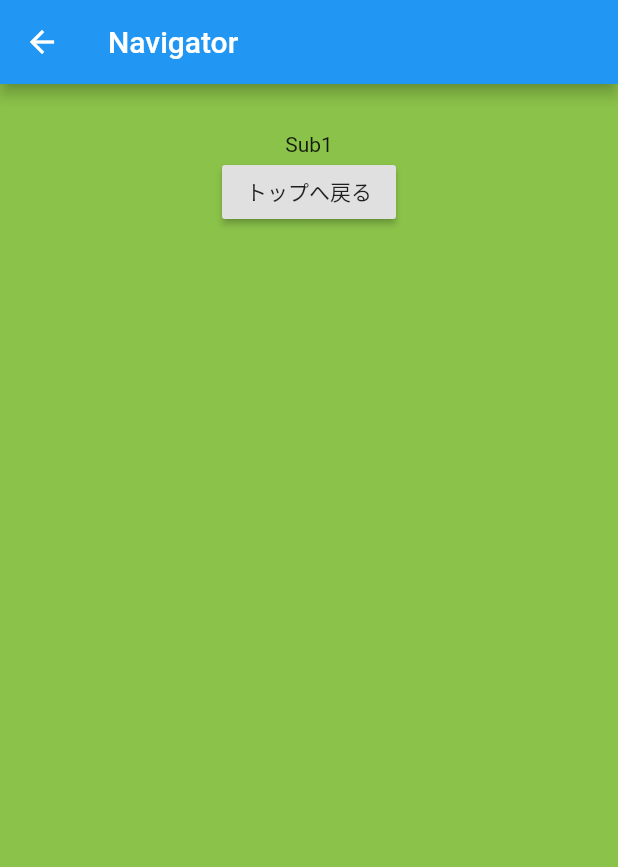
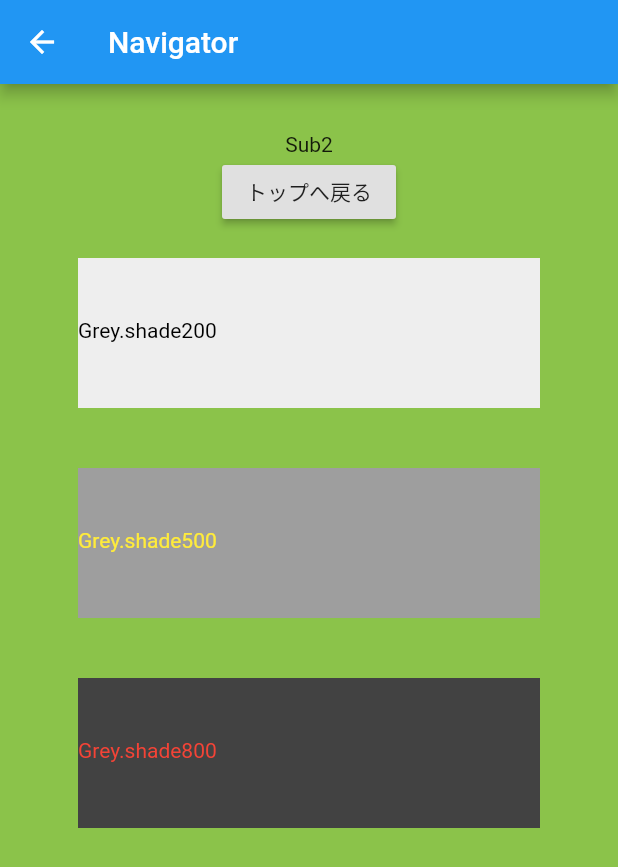
Before and after one commit to jungle379/flutter_app, a Flutter app: the SubPage1 screen opened directly, on a phone screen of 412 x 824 dp. Shown: the top 867 px of the screen. Run offline on Flutter 3.47's test engine with Material 2 defaults, Android fonts, the phone set to English and light mode, and no system bars.

Commit message:
Update main.dart

```diff
--- a/lib/main.dart
+++ b/lib/main.dart
@@ -28,17 +28,17 @@ class MainPage extends StatelessWidget {
               RaisedButton(onPressed: () => Navigator.of(context).push(MaterialPageRoute(builder: (context) {
                 return SubPage();
               })), child: new Text('Subページへ'),),
-              Text('Main1',style: TextStyle(fontWeight: FontWeight.bold,color: Colors.purple,fontSize:20)),
+              Text('Main2',style: TextStyle(fontWeight: FontWeight.bold,color: Colors.purple,fontSize:20)),
               RaisedButton(onPressed: () => Navigator.of(context).push(MaterialPageRoute(builder: (context) {
                 return SubPage1();
-              })), child: new Text('Subページ_1へ'),),
+              })), child: new Text('Subページ_2へ'),),
               Container(
                 margin: EdgeInsets.all(24),
                 child:Text('Test', style: TextStyle(fontWeight: FontWeight.bold,fontSize:32,color: Colors.red)),
               ),
               Container(
                 margin: EdgeInsets.all(24),
-                child: Text('Test1',style: TextStyle(fontSize: 32,color: Colors.lightBlue)),
+                child: Text('Test2',style: TextStyle(fontSize: 32,color: Colors.lightBlue)),
               ),
           Column(
             mainAxisAlignment: MainAxisAlignment.start,
@@ -57,7 +57,7 @@ class MainPage extends StatelessWidget {
                 color: Colors.cyan,
                 margin: EdgeInsets.fromLTRB(20,20,20,20),
                 padding: EdgeInsets.fromLTRB(0, 40, 0, 40),
-                child: Text('Container 2',style: TextStyle(color: Colors.green),),
+                child: Text('Container 2',style: TextStyle(color: Colors.yellow),),
               ),
               Container(
                 height: 100,
@@ -65,10 +65,8 @@ class MainPage extends StatelessWidget {
                 color: Colors.green,
                 margin: EdgeInsets.fromLTRB(20,20,20,20),
                 padding: EdgeInsets.fromLTRB(0, 40, 0, 40),
-                child: Text('Container 3',style: TextStyle(color: Colors.pinkAccent),),
+                child: Text('Container 3',style: TextStyle(color: Colors.red),),
               ),
-              Container(
-        ),
         ],
       ),
             ],
@@ -114,8 +112,36 @@ class SubPage1 extends StatelessWidget {
         child: new Center(
           child: new Column(
               children: <Widget> [
-                Text('Sub1'),
+                Text('Sub2'),
                 RaisedButton(onPressed: () => Navigator.of(context).pop(), child: new Text('トップへ戻る')),
+                Column(mainAxisAlignment: MainAxisAlignment.start,
+                  children: <Widget>[
+                    Container(
+                      height: 100,
+                      width: 1000,
+                      color: Colors.grey.shade200,
+                      margin: EdgeInsets.fromLTRB(20,20,20,20),
+                      padding: EdgeInsets.fromLTRB(0, 40, 0, 40),
+                      child: Text('Grey.shade200',style: TextStyle(color: Colors.black),),
+                    ),
+                    Container(
+                      height: 100,
+                      width: 1000,
+                      color: Colors.grey.shade500,
+                      margin: EdgeInsets.fromLTRB(20,20,20,20),
+                      padding: EdgeInsets.fromLTRB(0, 40, 0, 40),
+                      child: Text('Grey.shade500',style: TextStyle(color: Colors.yellow),),
+                    ),
+                    Container(
+                      height: 100,
+                      width: 1000,
+                      color: Colors.grey.shade800,
+                      margin: EdgeInsets.fromLTRB(20,20,20,20),
+                      padding: EdgeInsets.fromLTRB(0, 40, 0, 40),
+                      child: Text('Grey.shade800',style: TextStyle(color: Colors.red),),
+                    ),
+                  ],
+                ),
               ]
           ),
         ),
```
